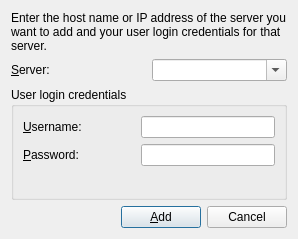
Before: the Qt Designer form src/xenadmin-ui/dialogs/addserverdialog.ui in benapetr/XenAdminQt, drawn with Qt 5.
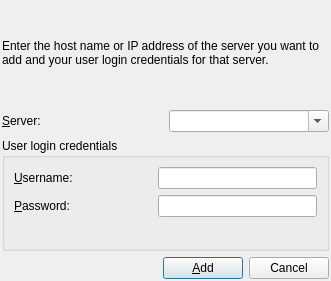
After: the same form once the commit is applied.

```diff
--- a/src/xenadmin-ui/dialogs/addserverdialog.ui
+++ b/src/xenadmin-ui/dialogs/addserverdialog.ui
@@ -2,10 +2,30 @@
 <ui version="4.0">
  <class>AddServerDialog</class>
  <widget class="QDialog" name="AddServerDialog">
+  <property name="geometry">
+   <rect>
+    <x>0</x>
+    <y>0</y>
+    <width>331</width>
+    <height>281</height>
+   </rect>
+  </property>
   <property name="windowTitle">
    <string>Add New Server</string>
   </property>
   <layout class="QGridLayout" name="tableLayoutPanelType">
+   <property name="leftMargin">
+    <number>2</number>
+   </property>
+   <property name="topMargin">
+    <number>2</number>
+   </property>
+   <property name="rightMargin">
+    <number>2</number>
+   </property>
+   <property name="bottomMargin">
+    <number>2</number>
+   </property>
    <item row="0" column="0" colspan="2">
     <widget class="QLabel" name="labelInstructions">
      <property name="text">
```
Left out of the diff: 4 changed lines with no effect on the pictures.
